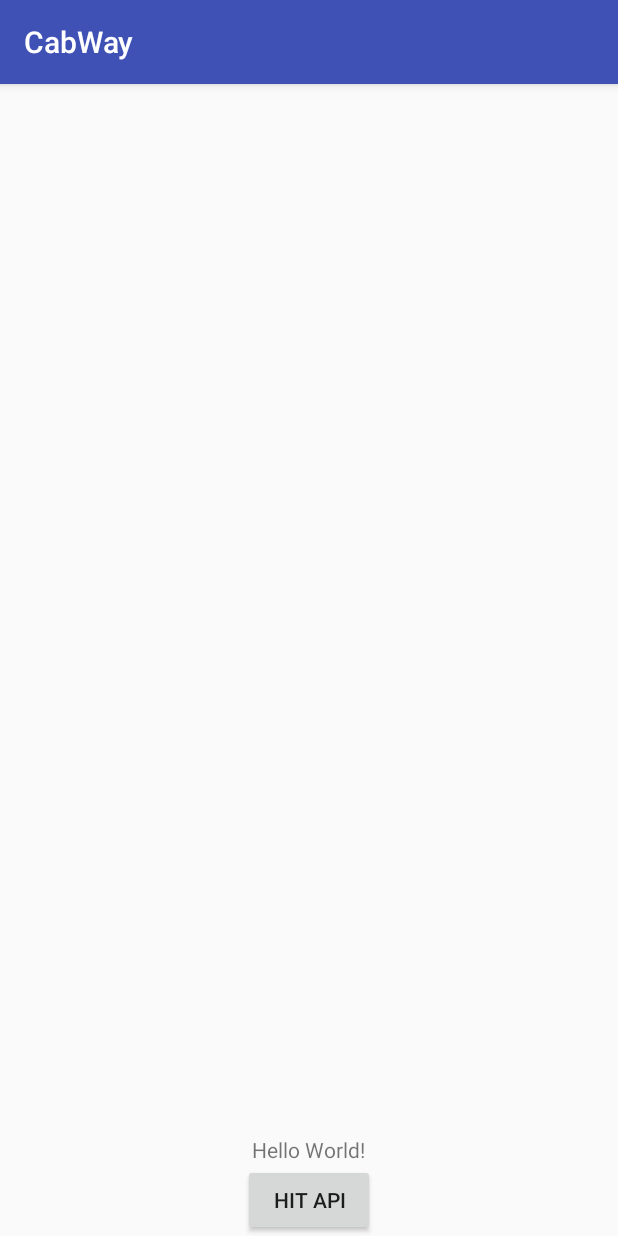
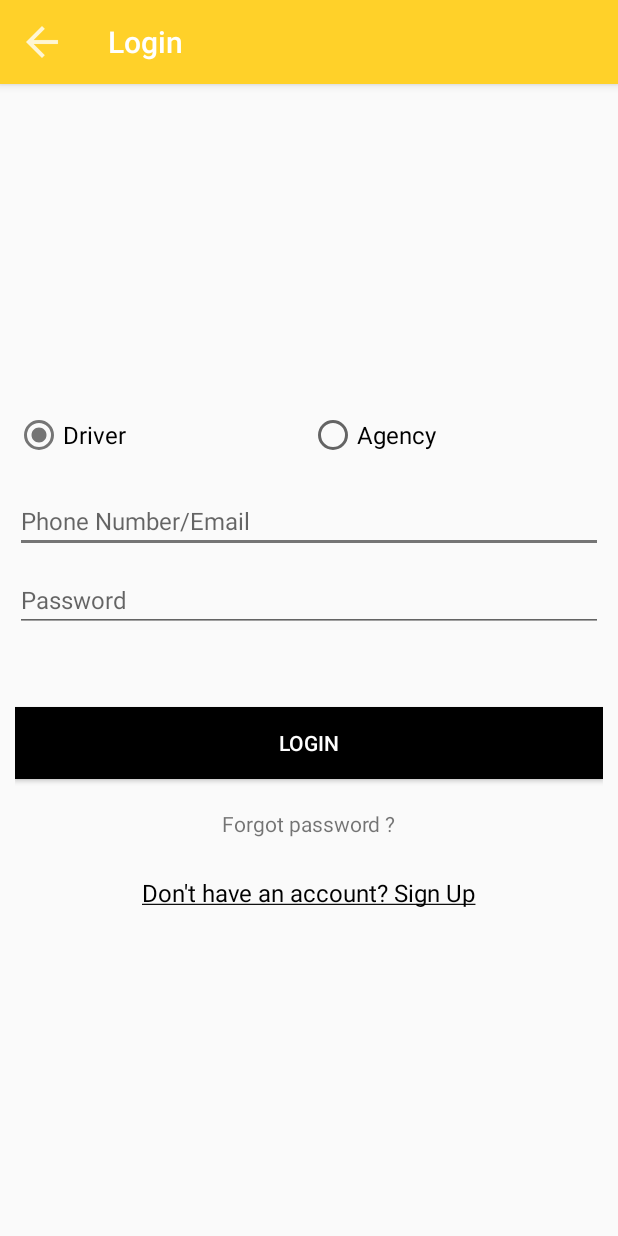
Before and after one commit to onkar-c/CabWay, an Android app: the screen it shows after launch (MainActivity before the commit, LoginActivity after it), on a phone screen of 412 x 824 dp. Run offline under Robolectric (Android 15) with nearby library versions, the phone set to English and light mode, and no system bars; our stand-ins replace ButterKnife.

Commit message:
Implemented ButterKnife, created login activity ui min api version changed to 21.

```diff
--- a/app/build.gradle
+++ b/app/build.gradle
@@ -4,7 +4,7 @@ android {
     compileSdkVersion 28
     defaultConfig {
         applicationId "com.example.cabway"
-        minSdkVersion 19
+        minSdkVersion 21
         targetSdkVersion 28
         versionCode 1
         versionName "1.0"
@@ -40,4 +40,6 @@ dependencies {
     implementation 'android.arch.persistence.room:runtime:1.1.1'
     annotationProcessor 'android.arch.persistence.room:compiler:1.1.1'
     implementation 'com.facebook.stetho:stetho:1.5.1'
+    implementation 'com.jakewharton:butterknife:8.8.1'
+    annotationProcessor 'com.jakewharton:butterknife-compiler:8.8.1'
 }
--- a/app/src/main/AndroidManifest.xml
+++ b/app/src/main/AndroidManifest.xml
@@ -12,8 +12,9 @@
         android:label="@string/app_name"
         android:roundIcon="@mipmap/ic_launcher_round"
         android:supportsRtl="true"
-        android:theme="@style/AppTheme" >
-        <activity android:name=".ui.activities.SplashScreenActivity"
+        android:theme="@style/AppTheme">
+        <activity
+            android:name=".ui.activities.SplashScreenActivity"
             android:theme="@style/SplashTheme">
             <intent-filter>
                 <action android:name="android.intent.action.MAIN" />
@@ -21,9 +22,11 @@
                 <category android:name="android.intent.category.LAUNCHER" />
             </intent-filter>
         </activity>
-
-        <activity android:name=".ui.activities.MainActivity"/>
+        <activity android:name=".ui.activities.MainActivity" />
         <activity android:name=".ui.activities.BaseActivity" />
+        <activity
+            android:name=".ui.activities.LoginActivity"
+            android:label="@string/login" />
     </application>
 
 </manifest>
--- a/app/src/main/java/com/example/cabway/ui/activities/BaseActivity.java
+++ b/app/src/main/java/com/example/cabway/ui/activities/BaseActivity.java
@@ -1,6 +1,7 @@
 package com.example.cabway.ui.activities;
 
 import android.os.Bundle;
+import android.support.v7.app.ActionBar;
 import android.support.v7.app.AppCompatActivity;
 import android.view.View;
 import android.view.WindowManager;
@@ -12,7 +13,8 @@ import com.example.cabway.Utils.ConnectivityUtils;
 
 public class BaseActivity extends AppCompatActivity {
 
-    protected LinearLayout loadingProgressBar;
+    private LinearLayout loadingProgressBar;
+    private ActionBar actionBar;
     @Override
     protected void onCreate(Bundle savedInstanceState) {
         super.onCreate(savedInstanceState);
@@ -36,6 +38,12 @@ public class BaseActivity extends AppCompatActivity {
             getWindow().clearFlags(WindowManager.LayoutParams.FLAG_NOT_TOUCHABLE);
             loadingProgressBar.setVisibility(View.GONE);
         }
+    }
+
+    @Override
+    public boolean onSupportNavigateUp() {
+        onBackPressed();
+        return true;
     }
 
     @Override
@@ -77,4 +85,12 @@ public class BaseActivity extends AppCompatActivity {
     protected void onPause() {
         super.onPause();
     }
+
+    protected void setUpActionBar(){
+        actionBar = getSupportActionBar();
+        if (actionBar != null) {
+            actionBar.setDisplayHomeAsUpEnabled(true);
+            actionBar.setHomeAsUpIndicator(R.drawable.ic_back_arrow);
+        }
+    }
 }
--- /dev/null
+++ b/app/src/main/java/com/example/cabway/ui/activities/LoginActivity.java
@@ -0,0 +1,55 @@
+package com.example.cabway.ui.activities;
+
+import android.os.Bundle;
+import android.widget.EditText;
+import android.widget.RadioButton;
+import android.widget.Toast;
+
+import com.example.cabway.R;
+
+import butterknife.BindView;
+import butterknife.ButterKnife;
+import butterknife.OnCheckedChanged;
+import butterknife.OnClick;
+
+public class LoginActivity extends BaseActivity {
+
+    @BindView(R.id.phone_or_email)
+    EditText etUserName;
+    @BindView(R.id.password)
+    EditText etPassword;
+
+
+    private String userLoginType;
+
+    @Override
+    protected void onCreate(Bundle savedInstanceState) {
+        super.onCreate(savedInstanceState);
+        setContentView(R.layout.activity_login);
+        initBaseViews();
+        setUpActionBar();
+        ButterKnife.bind(this);
+    }
+
+
+    @OnCheckedChanged({R.id.agency, R.id.driver})
+    void onLoginTypeSelected(RadioButton button, boolean checked) {
+        if(checked)
+        userLoginType = button.getText().toString();
+    }
+
+    @OnClick(R.id.login)
+    void verifyCredentials() {
+        Toast.makeText(this, "" + etUserName.getText() + " " + etPassword.getText() + " " + userLoginType, Toast.LENGTH_SHORT).show();
+    }
+
+    @OnClick(R.id.forgot_password)
+    void startForgetPasswordActivity() {
+        Toast.makeText(this, "ForgotPassword clicked", Toast.LENGTH_SHORT).show();
+    }
+
+    @OnClick(R.id.sign_up)
+    void startSignUpActivity() {
+        Toast.makeText(this, "Signup clicked", Toast.LENGTH_SHORT).show();
+    }
+}
--- a/app/src/main/java/com/example/cabway/ui/activities/SplashScreenActivity.java
+++ b/app/src/main/java/com/example/cabway/ui/activities/SplashScreenActivity.java
@@ -22,6 +22,6 @@ public class SplashScreenActivity extends BaseActivity {
     }
 
     private void startDashboardActivity(){
-        startActivity(new Intent(this, MainActivity.class));
+        startActivity(new Intent(this, LoginActivity.class));
     }
 }
--- /dev/null
+++ b/app/src/main/res/layout/activity_login.xml
@@ -0,0 +1,95 @@
+<?xml version="1.0" encoding="utf-8"?>
+<RelativeLayout xmlns:android="http://schemas.android.com/apk/res/android"
+    xmlns:tools="http://schemas.android.com/tools"
+    android:layout_width="match_parent"
+    android:layout_height="match_parent"
+    tools:context=".ui.activities.LoginActivity">
+
+    <LinearLayout
+        android:layout_width="match_parent"
+        android:layout_height="wrap_content"
+        android:layout_centerInParent="true"
+        android:layout_marginEnd="10dp"
+        android:layout_marginStart="10dp"
+        android:orientation="vertical">
+
+        <RadioGroup
+            android:layout_width="match_parent"
+            android:layout_height="wrap_content"
+            android:orientation="horizontal"
+            android:weightSum="2">
+            <RadioButton
+                android:id="@+id/driver"
+                android:layout_width="0dp"
+                android:layout_height="wrap_content"
+                android:layout_weight="1"
+                android:text="@string/driver"
+                android:checked="true"
+                android:textSize="16sp" />
+
+            <RadioButton
+                android:id="@+id/agency"
+                android:layout_width="0dp"
+                android:layout_height="wrap_content"
+                android:layout_weight="1"
+                android:text="@string/agency"
+                android:textSize="16sp" />
+
+
+        </RadioGroup>
+
+        <EditText
+            android:id="@+id/phone_or_email"
+            android:layout_width="match_parent"
+            android:layout_height="wrap_content"
+            android:layout_marginTop="20dp"
+            android:hint="@string/login_phone_email"
+            android:inputType="phone|textEmailAddress"
+            android:maxLines="1"
+            android:textSize="16sp" />
+
+        <EditText
+            android:id="@+id/password"
+            android:layout_width="match_parent"
+            android:layout_height="wrap_content"
+            android:layout_marginTop="10dp"
+            android:hint="@string/password"
+            android:inputType="textPassword"
+            android:maxLines="1"
+            android:textSize="16sp" />
+
+        <Button
+            android:id="@+id/login"
+            android:layout_width="match_parent"
+            android:layout_height="match_parent"
+            android:layout_marginTop="50dp"
+            android:background="@android:color/black"
+            android:text="@string/ui_login"
+            android:textColor="@android:color/white" />
+
+
+        <TextView
+            android:id="@+id/forgot_password"
+            android:layout_width="wrap_content"
+            android:layout_height="wrap_content"
+            android:layout_gravity="center_horizontal"
+            android:layout_marginTop="20dp"
+            android:text="@string/forgot_password"
+            android:textSize="14sp" />
+
+        <TextView
+            android:id="@+id/sign_up"
+            android:layout_width="wrap_content"
+            android:layout_height="wrap_content"
+            android:layout_gravity="center_horizontal"
+            android:layout_marginTop="25dp"
+            android:text="@string/need_an_account"
+            android:textColor="@android:color/black"
+            android:textSize="16sp" />
+
+
+    </LinearLayout>
+
+    <include layout="@layout/progress_bar"/>
+
+</RelativeLayout>
--- a/app/src/main/res/values/colors.xml
+++ b/app/src/main/res/values/colors.xml
@@ -1,6 +1,7 @@
 <?xml version="1.0" encoding="utf-8"?>
 <resources>
-    <color name="colorPrimary">#3F51B5</color>
-    <color name="colorPrimaryDark">#303F9F</color>
-    <color name="colorAccent">#FF4081</color>
+    <color name="colorPrimary">#FFD129</color>
+    <color name="colorPrimaryDark">#FFD129</color>
+    <color name="colorAccent">#FF757575</color>
+    <color name="white">#FFFFFF</color>
 </resources>
--- a/app/src/main/res/values/strings.xml
+++ b/app/src/main/res/values/strings.xml
@@ -4,4 +4,19 @@
 
 
     <string name="error_fail_connection">Check your internet connection and try again.</string>
+
+
+    //Ui text
+    <string name="login_phone_email">Phone Number/Email</string>
+    <string name="password">Password</string>
+    <string name="ui_login">LOGIN</string>
+    <string name="forgot_password">Forgot password ?</string>
+    <string name="need_an_account"><u>Don\'t have an account? Sign Up</u></string>
+    <string name="agency">Agency</string>
+    <string name="driver">Driver</string>
+
+    // Screen Labels
+    <string name="login">Login</string>
+
+
 </resources>
--- a/core/build.gradle
+++ b/core/build.gradle
@@ -6,7 +6,7 @@ android {
 
 
     defaultConfig {
-        minSdkVersion 19
+        minSdkVersion 21
         targetSdkVersion 28
         versionCode 1
         versionName "1.0"
--- a/database/build.gradle
+++ b/database/build.gradle
@@ -6,7 +6,7 @@ android {
 
 
     defaultConfig {
-        minSdkVersion 19
+        minSdkVersion 21
         targetSdkVersion 28
         versionCode 1
         versionName "1.0"
```
Also changed, not shown: app/src/main/res/drawable-hdpi/ic_back_arrow.png (added), app/src/main/res/drawable-mdpi/ic_back_arrow.png (added), app/src/main/res/drawable-xhdpi/ic_back_arrow.png (added), app/src/main/res/drawable-xxhdpi/ic_back_arrow.png (added).
